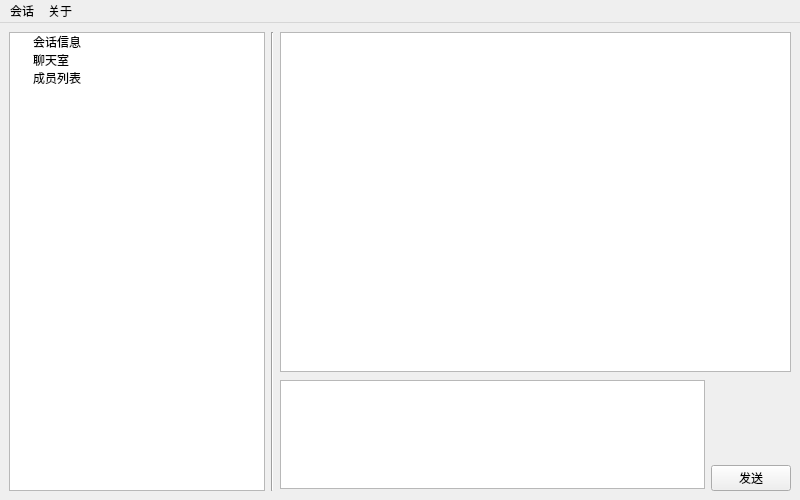
This is ui/LhatWindow.ui in StarsetNight/Lhat as Qt 5 draws it before an edit. The edited form follows.
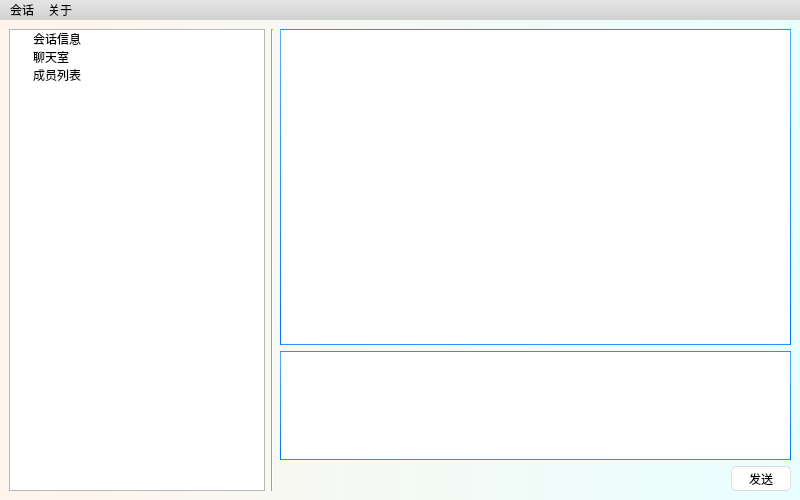
This is the edited form.

```diff
--- a/ui/LhatWindow.ui
+++ b/ui/LhatWindow.ui
@@ -20,6 +20,567 @@
   <property name="windowTitle">
    <string>Lhat</string>
   </property>
+  <property name="styleSheet">
+   <string notr="true">/*
+Aqua Style Sheet for QT Applications
+Author: Jaime A. Quiroga P.
+Company: GTRONICK
+Last updated: 22/01/2019, 07:55.
+Available at: https://github.com/GTRONICK/QSS/blob/master/Aqua.qss
+*/
+QMainWindow {
+	background-color: qlineargradient(spread:pad, x1:0, y1:0, x2:1, y2:0, stop:0 rgba(255, 244, 235, 255), stop:1 rgba(233, 255, 255, 255));
+}
+QTextEdit {
+	border-width: 1px;
+	border-style: solid;
+	border-color: qlineargradient(spread:pad, x1:0.5, y1:1, x2:0.5, y2:0, stop:0 rgba(0, 113, 255, 255), stop:1 rgba(91, 171, 252, 255));
+}
+QPlainTextEdit {
+	border-width: 1px;
+	border-style: solid;
+	border-color: qlineargradient(spread:pad, x1:0.5, y1:1, x2:0.5, y2:0, stop:0 rgba(0, 113, 255, 255), stop:1 rgba(91, 171, 252, 255));
+}
+QToolButton {
+	border-style: solid;
+	border-top-color: qlineargradient(spread:pad, x1:0.5, y1:1, x2:0.5, y2:0, stop:0 rgb(215, 215, 215), stop:1 rgb(222, 222, 222));
+	border-right-color: qlineargradient(spread:pad, x1:0, y1:0.5, x2:1, y2:0.5, stop:0 rgb(217, 217, 217), stop:1 rgb(227, 227, 227));
+	border-left-color: qlineargradient(spread:pad, x1:0, y1:0.5, x2:1, y2:0.5, stop:0 rgb(227, 227, 227), stop:1 rgb(217, 217, 217));
+	border-bottom-color: qlineargradient(spread:pad, x1:0.5, y1:1, x2:0.5, y2:0, stop:0 rgb(215, 215, 215), stop:1 rgb(222, 222, 222));
+	border-width: 1px;
+	border-radius: 5px;
+	color: rgb(0,0,0);
+	padding: 2px;
+	background-color: rgb(255,255,255);
+}
+QToolButton:hover{
+	border-style: solid;
+	border-top-color: qlineargradient(spread:pad, x1:0.5, y1:1, x2:0.5, y2:0, stop:0 rgb(195, 195, 195), stop:1 rgb(222, 222, 222));
+	border-right-color: qlineargradient(spread:pad, x1:0, y1:0.5, x2:1, y2:0.5, stop:0 rgb(197, 197, 197), stop:1 rgb(227, 227, 227));
+	border-left-color: qlineargradient(spread:pad, x1:0, y1:0.5, x2:1, y2:0.5, stop:0 rgb(227, 227, 227), stop:1 rgb(197, 197, 197));
+	border-bottom-color: qlineargradient(spread:pad, x1:0.5, y1:1, x2:0.5, y2:0, stop:0 rgb(195, 195, 195), stop:1 rgb(222, 222, 222));
+	border-width: 1px;
+	border-radius: 5px;
+	color: rgb(0,0,0);
+	padding: 2px;
+	background-color: rgb(255,255,255);
+}
+QToolButton:pressed{
+	border-style: solid;
+	border-top-color: qlineargradient(spread:pad, x1:0.5, y1:1, x2:0.5, y2:0, stop:0 rgb(215, 215, 215), stop:1 rgb(222, 222, 222));
+	border-right-color: qlineargradient(spread:pad, x1:0, y1:0.5, x2:1, y2:0.5, stop:0 rgb(217, 217, 217), stop:1 rgb(227, 227, 227));
+	border-left-color: qlineargradient(spread:pad, x1:0, y1:0.5, x2:1, y2:0.5, stop:0 rgb(227, 227, 227), stop:1 rgb(217, 217, 217));
+	border-bottom-color: qlineargradient(spread:pad, x1:0.5, y1:1, x2:0.5, y2:0, stop:0 rgb(215, 215, 215), stop:1 rgb(222, 222, 222));
+	border-width: 1px;
+	border-radius: 5px;
+	color: rgb(0,0,0);
+	padding: 2px;
+	background-color: rgb(142,142,142);
+}
+QPushButton{
+	border-style: solid;
+	border-top-color: qlineargradient(spread:pad, x1:0.5, y1:1, x2:0.5, y2:0, stop:0 rgb(215, 215, 215), stop:1 rgb(222, 222, 222));
+	border-right-color: qlineargradient(spread:pad, x1:0, y1:0.5, x2:1, y2:0.5, stop:0 rgb(217, 217, 217), stop:1 rgb(227, 227, 227));
+	border-left-color: qlineargradient(spread:pad, x1:0, y1:0.5, x2:1, y2:0.5, stop:0 rgb(227, 227, 227), stop:1 rgb(217, 217, 217));
+	border-bottom-color: qlineargradient(spread:pad, x1:0.5, y1:1, x2:0.5, y2:0, stop:0 rgb(215, 215, 215), stop:1 rgb(222, 222, 222));
+	border-width: 1px;
+	border-radius: 5px;
+	color: rgb(0,0,0);
+	padding: 2px;
+	background-color: rgb(255,255,255);
+}
+QPushButton::default{
+	border-style: solid;
+	border-top-color: qlineargradient(spread:pad, x1:0.5, y1:1, x2:0.5, y2:0, stop:0 rgb(215, 215, 215), stop:1 rgb(222, 222, 222));
+	border-right-color: qlineargradient(spread:pad, x1:0, y1:0.5, x2:1, y2:0.5, stop:0 rgb(217, 217, 217), stop:1 rgb(227, 227, 227));
+	border-left-color: qlineargradient(spread:pad, x1:0, y1:0.5, x2:1, y2:0.5, stop:0 rgb(227, 227, 227), stop:1 rgb(217, 217, 217));
+	border-bottom-color: qlineargradient(spread:pad, x1:0.5, y1:1, x2:0.5, y2:0, stop:0 rgb(215, 215, 215), stop:1 rgb(222, 222, 222));
+	border-width: 1px;
+	border-radius: 5px;
+	color: rgb(0,0,0);
+	padding: 2px;
+	background-color: rgb(255,255,255);
+}
+QPushButton:hover{
+	border-style: solid;
+	border-top-color: qlineargradient(spread:pad, x1:0.5, y1:1, x2:0.5, y2:0, stop:0 rgb(195, 195, 195), stop:1 rgb(222, 222, 222));
+	border-right-color: qlineargradient(spread:pad, x1:0, y1:0.5, x2:1, y2:0.5, stop:0 rgb(197, 197, 197), stop:1 rgb(227, 227, 227));
+	border-left-color: qlineargradient(spread:pad, x1:0, y1:0.5, x2:1, y2:0.5, stop:0 rgb(227, 227, 227), stop:1 rgb(197, 197, 197));
+	border-bottom-color: qlineargradient(spread:pad, x1:0.5, y1:1, x2:0.5, y2:0, stop:0 rgb(195, 195, 195), stop:1 rgb(222, 222, 222));
+	border-width: 1px;
+	border-radius: 5px;
+	color: rgb(0,0,0);
+	padding: 2px;
+	background-color: rgb(255,255,255);
+}
+QPushButton:pressed{
+	border-style: solid;
+	border-top-color: qlineargradient(spread:pad, x1:0.5, y1:1, x2:0.5, y2:0, stop:0 rgb(215, 215, 215), stop:1 rgb(222, 222, 222));
+	border-right-color: qlineargradient(spread:pad, x1:0, y1:0.5, x2:1, y2:0.5, stop:0 rgb(217, 217, 217), stop:1 rgb(227, 227, 227));
+	border-left-color: qlineargradient(spread:pad, x1:0, y1:0.5, x2:1, y2:0.5, stop:0 rgb(227, 227, 227), stop:1 rgb(217, 217, 217));
+	border-bottom-color: qlineargradient(spread:pad, x1:0.5, y1:1, x2:0.5, y2:0, stop:0 rgb(215, 215, 215), stop:1 rgb(222, 222, 222));
+	border-width: 1px;
+	border-radius: 5px;
+	color: rgb(0,0,0);
+	padding: 2px;
+	background-color: rgb(142,142,142);
+}
+QPushButton:disabled{
+	border-style: solid;
+	border-top-color: qlineargradient(spread:pad, x1:0.5, y1:1, x2:0.5, y2:0, stop:0 rgb(215, 215, 215), stop:1 rgb(222, 222, 222));
+	border-right-color: qlineargradient(spread:pad, x1:0, y1:0.5, x2:1, y2:0.5, stop:0 rgb(217, 217, 217), stop:1 rgb(227, 227, 227));
+	border-left-color: qlineargradient(spread:pad, x1:0, y1:0.5, x2:1, y2:0.5, stop:0 rgb(227, 227, 227), stop:1 rgb(217, 217, 217));
+	border-bottom-color: qlineargradient(spread:pad, x1:0.5, y1:1, x2:0.5, y2:0, stop:0 rgb(215, 215, 215), stop:1 rgb(222, 222, 222));
+	border-width: 1px;
+	border-radius: 5px;
+	color: #808086;
+	padding: 2px;
+	background-color: rgb(142,142,142);
+}
+QLineEdit {
+	border-width: 1px; border-radius: 4px;
+	border-style: solid;
+	border-color: qlineargradient(spread:pad, x1:0.5, y1:1, x2:0.5, y2:0, stop:0 rgba(0, 113, 255, 255), stop:1 rgba(91, 171, 252, 255));
+}
+QLabel {
+	color: #000000;
+}
+QLCDNumber {
+	color: rgb(0, 113, 255, 255);
+}
+QProgressBar {
+	text-align: center;
+	color: rgb(240, 240, 240);
+	border-width: 1px; 
+	border-radius: 10px;
+	border-color: rgb(230, 230, 230);
+	border-style: solid;
+	background-color:rgb(207,207,207);
+}
+QProgressBar::chunk {
+	background-color: qlineargradient(spread:pad, x1:0.5, y1:1, x2:0.5, y2:0, stop:0 rgba(49, 147, 250, 255), stop:1 rgba(34, 142, 255, 255));
+	border-radius: 10px;
+}
+QMenuBar {
+	background-color: qlineargradient(spread:pad, x1:0.5, y1:1, x2:0.5, y2:0, stop:0 rgba(207, 209, 207, 255), stop:1 rgba(230, 229, 230, 255));
+}
+QMenuBar::item {
+	color: #000000;
+  	spacing: 3px;
+  	padding: 1px 4px;
+	background-color: qlineargradient(spread:pad, x1:0.5, y1:1, x2:0.5, y2:0, stop:0 rgba(207, 209, 207, 255), stop:1 rgba(230, 229, 230, 255));
+}
+
+QMenuBar::item:selected {
+  	background-color: qlineargradient(spread:pad, x1:0.5, y1:1, x2:0.5, y2:0, stop:0 rgba(0, 113, 255, 255), stop:1 rgba(91, 171, 252, 255));
+	color: #FFFFFF;
+}
+QMenu::item:selected {
+	border-style: solid;
+	border-top-color: transparent;
+	border-right-color: transparent;
+	border-left-color: qlineargradient(spread:pad, x1:0.5, y1:1, x2:0.5, y2:0, stop:0 rgba(0, 113, 255, 255), stop:1 rgba(91, 171, 252, 255));
+	border-bottom-color: transparent;
+	border-left-width: 2px;
+	color: #000000;
+	padding-left:15px;
+	padding-top:4px;
+	padding-bottom:4px;
+	padding-right:7px;
+}
+QMenu::item {
+	border-style: solid;
+	border-top-color: transparent;
+	border-right-color: transparent;
+	border-left-color: transparent;
+	border-bottom-color: transparent;
+	border-bottom-width: 1px;
+	color: #000000;
+	padding-left:17px;
+	padding-top:4px;
+	padding-bottom:4px;
+	padding-right:7px;
+}
+QTabWidget {
+	color:rgb(0,0,0);
+	background-color:#000000;
+}
+QTabWidget::pane {
+		border-color: rgb(223,223,223);
+		background-color:rgb(226,226,226);
+		border-style: solid;
+		border-width: 2px;
+    	border-radius: 6px;
+}
+QTabBar::tab:first {
+	border-style: solid;
+	border-left-width:1px;
+	border-right-width:0px;
+	border-top-width:1px;
+	border-bottom-width:1px;
+	border-top-color: rgb(209,209,209);
+	border-left-color: qlineargradient(spread:pad, x1:0.5, y1:1, x2:0.5, y2:0, stop:0 rgba(209, 209, 209, 209), stop:1 rgba(229, 229, 229, 229));
+	border-bottom-color: rgb(229,229,229);
+	border-top-left-radius: 4px;
+	border-bottom-left-radius: 4px;
+	color: #000000;
+	padding: 3px;
+	margin-left:0px;
+	background-color: qlineargradient(spread:pad, x1:0.5, y1:1, x2:0.5, y2:0, stop:0 rgba(247, 247, 247, 255), stop:1 rgba(255, 255, 255, 255));
+}
+QTabBar::tab:last {
+	border-style: solid;
+	border-width:1px;
+	border-top-color: rgb(209,209,209);
+	border-left-color: qlineargradient(spread:pad, x1:0.5, y1:1, x2:0.5, y2:0, stop:0 rgba(209, 209, 209, 209), stop:1 rgba(229, 229, 229, 229));
+	border-right-color: qlineargradient(spread:pad, x1:0.5, y1:1, x2:0.5, y2:0, stop:0 rgba(209, 209, 209, 209), stop:1 rgba(229, 229, 229, 229));
+	border-bottom-color: rgb(229,229,229);
+	border-top-right-radius: 4px;
+	border-bottom-right-radius: 4px;
+	color: #000000;
+	padding: 3px;
+	margin-left:0px;
+	background-color: qlineargradient(spread:pad, x1:0.5, y1:1, x2:0.5, y2:0, stop:0 rgba(247, 247, 247, 255), stop:1 rgba(255, 255, 255, 255));
+}
+QTabBar::tab {
+	border-style: solid;
+	border-top-width:1px;
+	border-bottom-width:1px;
+	border-left-width:1px;
+	border-top-color: rgb(209,209,209);
+	border-left-color: qlineargradient(spread:pad, x1:0.5, y1:1, x2:0.5, y2:0, stop:0 rgba(209, 209, 209, 209), stop:1 rgba(229, 229, 229, 229));
+	border-bottom-color: rgb(229,229,229);
+	color: #000000;
+	padding: 3px;
+	margin-left:0px;
+	background-color: qlineargradient(spread:pad, x1:0.5, y1:1, x2:0.5, y2:0, stop:0 rgba(247, 247, 247, 255), stop:1 rgba(255, 255, 255, 255));
+}
+QTabBar::tab:selected, QTabBar::tab:last:selected, QTabBar::tab:hover {
+  	border-style: solid;
+  	border-left-width:1px;
+	border-right-color: transparent;
+	border-top-color: rgb(209,209,209);
+	border-left-color: qlineargradient(spread:pad, x1:0.5, y1:1, x2:0.5, y2:0, stop:0 rgba(209, 209, 209, 209), stop:1 rgba(229, 229, 229, 229));
+	border-bottom-color: rgb(229,229,229);
+	color: #FFFFFF;
+	padding: 3px;
+	margin-left:0px;
+	background-color: qlineargradient(spread:pad, x1:0.5, y1:1, x2:0.5, y2:0, stop:0 rgba(0, 113, 255, 255), stop:1 rgba(91, 171, 252, 255));
+}
+
+QTabBar::tab:selected, QTabBar::tab:first:selected, QTabBar::tab:hover {
+  	border-style: solid;
+  	border-left-width:1px;
+  	border-bottom-width:1px;
+  	border-top-width:1px;
+	border-right-color: transparent;
+	border-top-color: rgb(209,209,209);
+	border-left-color: qlineargradient(spread:pad, x1:0.5, y1:1, x2:0.5, y2:0, stop:0 rgba(209, 209, 209, 209), stop:1 rgba(229, 229, 229, 229));
+	border-bottom-color: rgb(229,229,229);
+	color: #FFFFFF;
+	padding: 3px;
+	margin-left:0px;
+	background-color: qlineargradient(spread:pad, x1:0.5, y1:1, x2:0.5, y2:0, stop:0 rgba(0, 113, 255, 255), stop:1 rgba(91, 171, 252, 255));
+}
+
+QCheckBox {
+	color: #000000;
+	padding: 2px;
+}
+QCheckBox:disabled {
+	color: #808086;
+	padding: 2px;
+}
+
+QCheckBox:hover {
+	border-radius:4px;
+	border-style:solid;
+	padding-left: 1px;
+	padding-right: 1px;
+	padding-bottom: 1px;
+	padding-top: 1px;
+	border-width:1px;
+	border-color: transparent;
+}
+QCheckBox::indicator:checked {
+
+	height: 10px;
+	width: 10px;
+	border-style:solid;
+	border-width: 1px;
+	border-color: qlineargradient(spread:pad, x1:0.5, y1:1, x2:0.5, y2:0, stop:0 rgba(0, 113, 255, 255), stop:1 rgba(91, 171, 252, 255));
+	color: #000000;
+	background-color: qlineargradient(spread:pad, x1:0.5, y1:1, x2:0.5, y2:0, stop:0 rgba(0, 113, 255, 255), stop:1 rgba(91, 171, 252, 255));
+}
+QCheckBox::indicator:unchecked {
+
+	height: 10px;
+	width: 10px;
+	border-style:solid;
+	border-width: 1px;
+	border-color: qlineargradient(spread:pad, x1:0.5, y1:1, x2:0.5, y2:0, stop:0 rgba(0, 113, 255, 255), stop:1 rgba(91, 171, 252, 255));
+	color: #000000;
+}
+QRadioButton {
+	color: 000000;
+	padding: 1px;
+}
+QRadioButton::indicator:checked {
+	height: 10px;
+	width: 10px;
+	border-style:solid;
+	border-radius:5px;
+	border-width: 1px;
+	border-color: qlineargradient(spread:pad, x1:0.5, y1:1, x2:0.5, y2:0, stop:0 rgba(0, 113, 255, 255), stop:1 rgba(91, 171, 252, 255));
+	color: #a9b7c6;
+	background-color: qlineargradient(spread:pad, x1:0.5, y1:1, x2:0.5, y2:0, stop:0 rgba(0, 113, 255, 255), stop:1 rgba(91, 171, 252, 255));
+}
+QRadioButton::indicator:!checked {
+	height: 10px;
+	width: 10px;
+	border-style:solid;
+	border-radius:5px;
+	border-width: 1px;
+	border-color: qlineargradient(spread:pad, x1:0.5, y1:1, x2:0.5, y2:0, stop:0 rgba(0, 113, 255, 255), stop:1 rgba(91, 171, 252, 255));
+	color: #a9b7c6;
+	background-color: transparent;
+}
+QStatusBar {
+	color:#027f7f;
+}
+QSpinBox {
+	border-style: solid;
+	border-width: 1px;
+	border-color: qlineargradient(spread:pad, x1:0.5, y1:1, x2:0.5, y2:0, stop:0 rgba(0, 113, 255, 255), stop:1 rgba(91, 171, 252, 255));
+}
+QDoubleSpinBox {
+	border-style: solid;
+	border-width: 1px;
+	border-color: qlineargradient(spread:pad, x1:0.5, y1:1, x2:0.5, y2:0, stop:0 rgba(0, 113, 255, 255), stop:1 rgba(91, 171, 252, 255));
+}
+QTimeEdit {
+	border-style: solid;
+	border-width: 1px;
+	border-color: qlineargradient(spread:pad, x1:0.5, y1:1, x2:0.5, y2:0, stop:0 rgba(0, 113, 255, 255), stop:1 rgba(91, 171, 252, 255));
+}
+QDateTimeEdit {
+	border-style: solid;
+	border-width: 1px;
+	border-color: qlineargradient(spread:pad, x1:0.5, y1:1, x2:0.5, y2:0, stop:0 rgba(0, 113, 255, 255), stop:1 rgba(91, 171, 252, 255));
+}
+QDateEdit {
+	border-style: solid;
+	border-width: 1px;
+	border-color: qlineargradient(spread:pad, x1:0.5, y1:1, x2:0.5, y2:0, stop:0 rgba(0, 113, 255, 255), stop:1 rgba(91, 171, 252, 255));
+}
+
+QToolBox {
+	color: #a9b7c6;
+	background-color:#000000;
+}
+QToolBox::tab {
+	color: #a9b7c6;
+	background-color:#000000;
+}
+QToolBox::tab:selected {
+	color: #FFFFFF;
+	background-color:#000000;
+}
+QScrollArea {
+	color: #FFFFFF;
+	background-color:#000000;
+}
+QSlider::groove:horizontal {
+	height: 5px;
+	background-color: qlineargradient(spread:pad, x1:0.5, y1:1, x2:0.5, y2:0, stop:0 rgba(49, 147, 250, 255), stop:1 rgba(34, 142, 255, 255));
+}
+QSlider::groove:vertical {
+	width: 5px;
+	background-color: qlineargradient(spread:pad, x1:0.5, y1:1, x2:0.5, y2:0, stop:0 rgba(49, 147, 250, 255), stop:1 rgba(34, 142, 255, 255));
+}
+QSlider::handle:horizontal {
+	background: rgb(253,253,253);
+	border-style: solid;
+	border-width: 1px;
+	border-color: rgb(207,207,207);
+	width: 12px;
+	margin: -5px 0;
+	border-radius: 7px;
+}
+QSlider::handle:vertical {
+	background: rgb(253,253,253);
+	border-style: solid;
+	border-width: 1px;
+	border-color: rgb(207,207,207);
+	height: 12px;
+	margin: 0 -5px;
+	border-radius: 7px;
+}
+QSlider::add-page:horizontal {
+    background: rgb(181,181,181);
+}
+QSlider::add-page:vertical {
+    background: rgb(181,181,181);
+}
+QSlider::sub-page:horizontal {
+    background-color: qlineargradient(spread:pad, x1:0.5, y1:1, x2:0.5, y2:0, stop:0 rgba(49, 147, 250, 255), stop:1 rgba(34, 142, 255, 255));
+}
+QSlider::sub-page:vertical {
+    background-color: qlineargradient(spread:pad, y1:0.5, x1:1, y2:0.5, x2:0, stop:0 rgba(49, 147, 250, 255), stop:1 rgba(34, 142, 255, 255));
+}
+QScrollBar:horizontal {
+	max-height: 20px;
+	border: 1px transparent grey;
+	margin: 0px 20px 0px 20px;
+}
+QScrollBar:vertical {
+	max-width: 20px;
+	border: 1px transparent grey;
+	margin: 20px 0px 20px 0px;
+}
+QScrollBar::handle:horizontal {
+	background: rgb(253,253,253);
+	border-style: solid;
+	border-width: 1px;
+	border-color: rgb(207,207,207);
+	border-radius: 7px;
+	min-width: 25px;
+}
+QScrollBar::handle:horizontal:hover {
+	background: rgb(253,253,253);
+	border-style: solid;
+	border-width: 1px;
+	border-color: rgb(147, 200, 200);
+	border-radius: 7px;
+	min-width: 25px;
+}
+QScrollBar::handle:vertical {
+	background: rgb(253,253,253);
+	border-style: solid;
+	border-width: 1px;
+	border-color: rgb(207,207,207);
+	border-radius: 7px;
+	min-height: 25px;
+}
+QScrollBar::handle:vertical:hover {
+	background: rgb(253,253,253);
+	border-style: solid;
+	border-width: 1px;
+	border-color: rgb(147, 200, 200);
+	border-radius: 7px;
+	min-height: 25px;
+}
+QScrollBar::add-line:horizontal {
+   border: 2px transparent grey;
+   border-top-right-radius: 7px;
+   border-bottom-right-radius: 7px;
+   background: rgba(34, 142, 255, 255);
+   width: 20px;
+   subcontrol-position: right;
+   subcontrol-origin: margin;
+}
+QScrollBar::add-line:horizontal:pressed {
+   border: 2px transparent grey;
+   border-top-right-radius: 7px;
+   border-bottom-right-radius: 7px;
+   background: rgb(181,181,181);
+   width: 20px;
+   subcontrol-position: right;
+   subcontrol-origin: margin;
+}
+QScrollBar::add-line:vertical {
+   border: 2px transparent grey;
+   border-bottom-left-radius: 7px;
+   border-bottom-right-radius: 7px;
+   background: rgba(34, 142, 255, 255);
+   height: 20px;
+   subcontrol-position: bottom;
+   subcontrol-origin: margin;
+}
+QScrollBar::add-line:vertical:pressed {
+   border: 2px transparent grey;
+   border-bottom-left-radius: 7px;
+   border-bottom-right-radius: 7px;
+   background: rgb(181,181,181);
+   height: 20px;
+   subcontrol-position: bottom;
+   subcontrol-origin: margin;
+}
+QScrollBar::sub-line:horizontal {
+   border: 2px transparent grey;
+   border-top-left-radius: 7px;
+   border-bottom-left-radius: 7px;
+   background: rgba(34, 142, 255, 255);
+   width: 20px;
+   subcontrol-position: left;
+   subcontrol-origin: margin;
+}
+QScrollBar::sub-line:horizontal:pressed {
+   border: 2px transparent grey;
+   border-top-left-radius: 7px;
+   border-bottom-left-radius: 7px;
+   background: rgb(181,181,181);
+   width: 20px;
+   subcontrol-position: left;
+   subcontrol-origin: margin;
+}
+QScrollBar::sub-line:vertical {
+   border: 2px transparent grey;
+   border-top-left-radius: 7px;
+   border-top-right-radius: 7px;
+   background: rgba(34, 142, 255, 255);
+   height: 20px;
+   subcontrol-position: top;
+   subcontrol-origin: margin;
+}
+QScrollBar::sub-line:vertical:pressed {
+   border: 2px transparent grey;
+   border-top-left-radius: 7px;
+   border-top-right-radius: 7px;
+   background: rgb(181,181,181);
+   height: 20px;
+   subcontrol-position: top;
+   subcontrol-origin: margin;
+}
+QScrollBar::left-arrow:horizontal {
+   border: 1px transparent grey;
+   border-top-left-radius: 3px;
+   border-bottom-left-radius: 3px;
+   width: 6px;
+   height: 6px;
+   background: white;
+}
+QScrollBar::right-arrow:horizontal {
+   border: 1px transparent grey;
+   border-top-right-radius: 3px;
+   border-bottom-right-radius: 3px;
+   width: 6px;
+   height: 6px;
+   background: white;
+}
+QScrollBar::up-arrow:vertical {
+   border: 1px transparent grey;
+   border-top-left-radius: 3px;
+   border-top-right-radius: 3px;
+   width: 6px;
+   height: 6px;
+   background: white;
+}
+QScrollBar::down-arrow:vertical {
+   border: 1px transparent grey;
+   border-bottom-left-radius: 3px;
+   border-bottom-right-radius: 3px;
+   width: 6px;
+   height: 6px;
+   background: white;
+}
+QScrollBar::add-page:horizontal, QScrollBar::sub-page:horizontal {
+   background: none;
+}
+QScrollBar::add-page:vertical, QScrollBar::sub-page:vertical {
+   background: none;
+}</string>
+  </property>
   <widget class="QWidget" name="centralwidget">
    <layout class="QHBoxLayout" name="horizontalLayout_3">
     <item>
@@ -70,9 +631,9 @@
        </widget>
       </item>
       <item>
-       <layout class="QVBoxLayout" name="verticalLayout_2">
+       <layout class="QVBoxLayout" name="verticalLayout_3">
         <item>
-         <widget class="QTextBrowser" name="content_chat">
+         <widget class="QTextBrowser" name="output_message">
           <property name="sizePolicy">
            <sizepolicy hsizetype="Expanding" vsizetype="Expanding">
             <horstretch>0</horstretch>
@@ -81,7 +642,7 @@
           </property>
           <property name="font">
            <font>
-            <pointsize>14</pointsize>
+            <pointsize>9</pointsize>
            </font>
           </property>
           <property name="inputMethodHints">
@@ -93,9 +654,9 @@
          </widget>
         </item>
         <item>
-         <layout class="QHBoxLayout" name="horizontalLayout">
+         <layout class="QVBoxLayout" name="verticalLayout_2">
           <item>
-           <widget class="QPlainTextEdit" name="input_chat">
+           <widget class="QPlainTextEdit" name="input_message">
             <property name="maximumSize">
              <size>
               <width>16777215</width>
@@ -104,31 +665,40 @@
             </property>
             <property name="font">
              <font>
-              <pointsize>14</pointsize>
+              <pointsize>9</pointsize>
              </font>
             </property>
            </widget>
           </item>
           <item>
-           <layout class="QVBoxLayout" name="verticalLayout">
+           <layout class="QHBoxLayout" name="horizontalLayout">
             <item>
-             <spacer name="verticalSpacer">
+             <spacer name="horizontalSpacer">
               <property name="orientation">
-               <enum>Qt::Vertical</enum>
-              </property>
-              <property name="sizeType">
-               <enum>QSizePolicy::Fixed</enum>
+               <enum>Qt::Horizontal</enum>
               </property>
               <property name="sizeHint" stdset="0">
                <size>
-                <width>20</width>
-                <height>87</height>
+                <width>40</width>
+                <height>20</height>
                </size>
               </property>
              </spacer>
             </item>
             <item>
-             <widget class="QPushButton" name="key_send">
+             <widget class="QPushButton" name="button_send_message">
+              <property name="minimumSize">
+               <size>
+                <width>60</width>
+                <height>25</height>
+               </size>
+              </property>
+              <property name="maximumSize">
+               <size>
+                <width>60</width>
+                <height>25</height>
+               </size>
+              </property>
               <property name="text">
                <string>发送</string>
               </property>
@@ -142,6 +712,9 @@
       </item>
      </layout>
     </item>
+    <item>
+     <layout class="QVBoxLayout" name="verticalLayout"/>
+    </item>
    </layout>
   </widget>
   <widget class="QMenuBar" name="menubar">
@@ -150,7 +723,7 @@
      <x>0</x>
      <y>0</y>
      <width>800</width>
-     <height>22</height>
+     <height>19</height>
     </rect>
    </property>
    <widget class="QMenu" name="menu">
```
Left out of the diff: 67 changed lines with no effect on the pictures.
